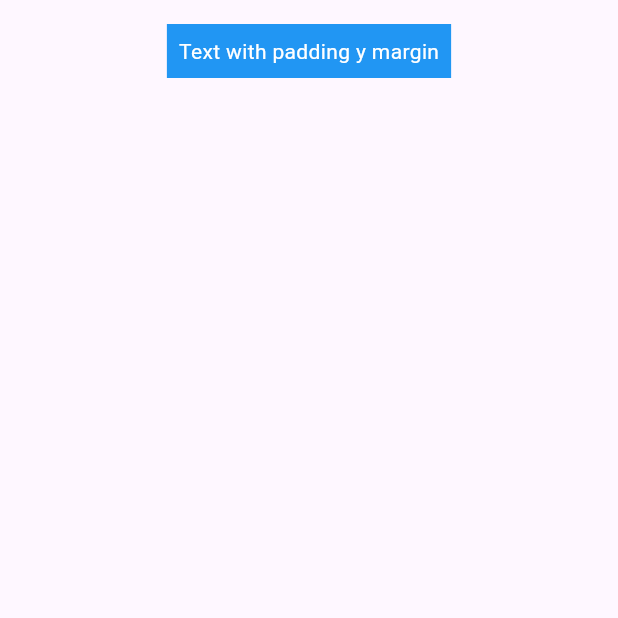
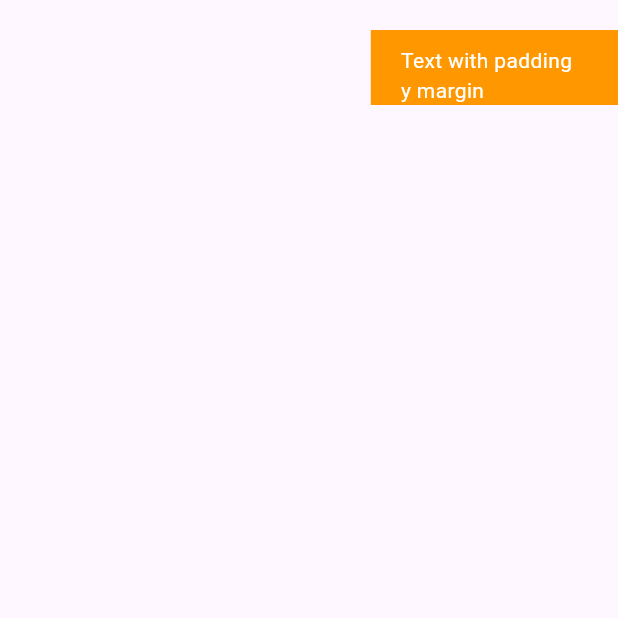
Before and after one commit to bastndev/Widgets_Flutter, a Flutter app: the screen it shows after launch, on a phone screen of 412 x 824 dp, the top half of it. Run offline on Flutter 3.47's test engine with Material 3 defaults, Android fonts, the phone set to English and light mode, and no system bars.

Commit message:
Refactor MarginPadding widget to use dynamic screen width for margin and update padding values

```diff
--- a/lib/widgets/day2/margin_padding.dart
+++ b/lib/widgets/day2/margin_padding.dart
@@ -5,11 +5,13 @@ class MarginPadding extends StatelessWidget {
 
   @override
   Widget build(BuildContext context) {
+    double screenWidth = MediaQuery.of(context).size.width;
+
     return Center(
       child: Container(
-        margin: const EdgeInsets.all(16.0), // Margen externo
-        padding: const EdgeInsets.all(8.0), // Padding interno
-        color: Colors.blue,
+        margin: EdgeInsets.only(top: 20, left: screenWidth * 0.6),
+        padding: const EdgeInsets.only(top: 10, bottom: 0, left: 20, right: 20),
+        color: Colors.orange,
         child: const Text(
           'Text with padding y margin',
           style: TextStyle(color: Colors.white),
```
